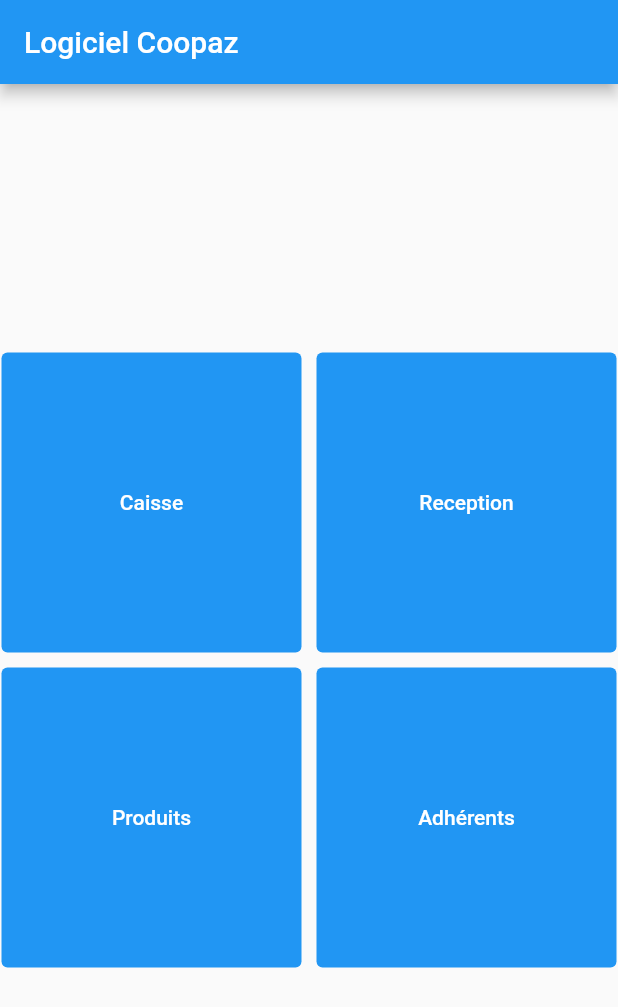
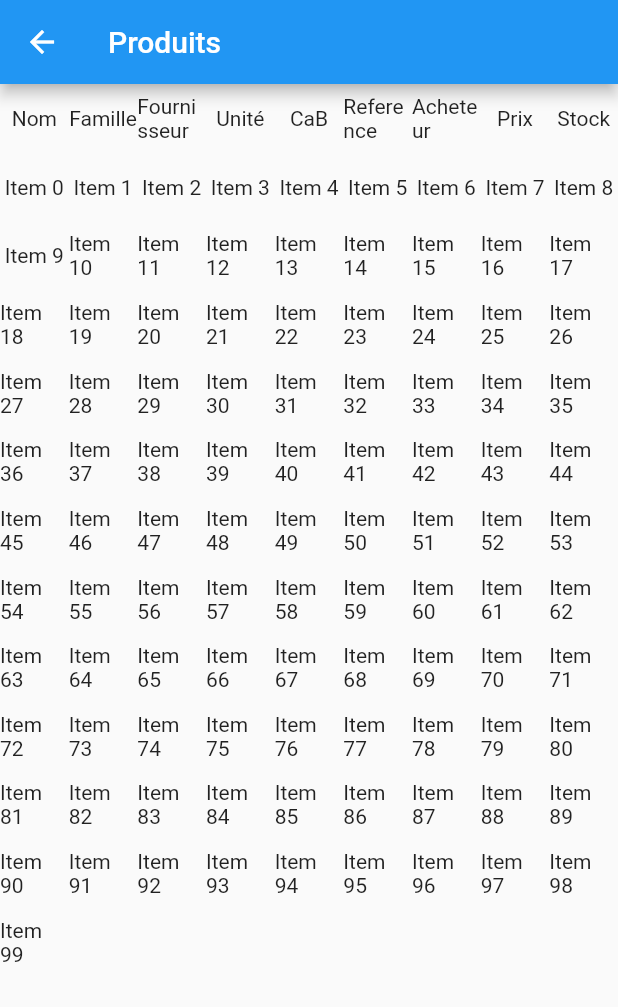
Before and after one commit to epicerie-coopaz/coop_app, a Flutter app: the screen it shows after launch, after a tap on "Produits", on a phone screen of 412 x 824 dp. Shown: the top 1007 px of the screen. Run offline on Flutter 3.47's test engine with Material 2 defaults, Android fonts, the phone set to English and light mode, and no system bars.

Commit message:
add product screen

```diff
--- a/lib/cash_register.dart
+++ b/lib/cash_register.dart
@@ -9,7 +9,7 @@ class CashRegisterScreen extends StatelessWidget {
 
   @override
   Widget build(BuildContext context) {
-    log('build cash register screen');
+    log('build screen $title');
 
     return Scaffold(
         appBar: AppBar(
--- a/lib/main.dart
+++ b/lib/main.dart
@@ -1,6 +1,7 @@
+import 'package:coopaz_app/cash_register.dart';
+import 'package:coopaz_app/products.dart';
 import 'package:flutter/material.dart';
 
-import 'cash_register.dart';
 import 'logger.dart';
 
 void main() {
@@ -64,15 +65,26 @@ class HomePage extends StatelessWidget {
               child: const Text('Caisse'),
             ),
             TextButton(
-                onPressed: () => {log('Reception Clicked !')},
+                onPressed: () {
+                  log('Reception Clicked !');
+                },
                 style: buttonStyle,
                 child: const Text('Reception')),
             TextButton(
-                onPressed: () => {log('Products Clicked !')},
+                onPressed: () {
+                  log('Products Clicked !');
+                  Navigator.of(context).push(
+                    MaterialPageRoute(
+                      builder: (context) => const ProductsScreen(),
+                    ),
+                  );
+                },
                 style: buttonStyle,
                 child: const Text('Produits')),
             TextButton(
-                onPressed: () => {log('Adherents Clicked !')},
+                onPressed: () {
+                  log('Adherents Clicked !');
+                },
                 style: buttonStyle,
                 child: const Text('Adhérents')),
           ],
--- /dev/null
+++ b/lib/products.dart
@@ -0,0 +1,74 @@
+import 'package:flutter/material.dart';
+
+import 'logger.dart';
+
+class ProductsScreen extends StatelessWidget {
+  const ProductsScreen({super.key});
+
+  final String title = 'Produits';
+
+  @override
+  Widget build(BuildContext context) {
+    log('build screen $title');
+
+    List<Widget> childs = List.from([
+      const Center(
+          child: Text(
+        'Nom',
+      )),
+      const Center(
+          child: Text(
+        'Famille',
+      )),
+      const Center(
+          child: Text(
+        'Fournisseur',
+      )),
+      const Center(
+          child: Text(
+        'Unité',
+      )),
+      const Center(
+          child: Text(
+        'CaB',
+      )),
+      const Center(
+          child: Text(
+        'Reference',
+      )),
+      const Center(
+          child: Text(
+        'Acheteur',
+      )),
+      const Center(
+          child: Text(
+        'Prix',
+      )),
+      const Center(
+          child: Text(
+        'Stock',
+      ))
+    ]);
+
+    childs.addAll(List.generate(100, (index) {
+      return Center(
+        child: Text(
+          'Item $index',
+        ),
+      );
+    }));
+
+    return Scaffold(
+      appBar: AppBar(
+        title: Text(title),
+      ),
+      body: GridView.count(
+        // Create a grid with 2 columns. If you change the scrollDirection to
+        // horizontal, this produces 2 rows.
+        crossAxisCount: 9,
+        // Generate 100 widgets that display their index in the List.
+        children: childs,
+      ),
+    );
+  }
+}
```
